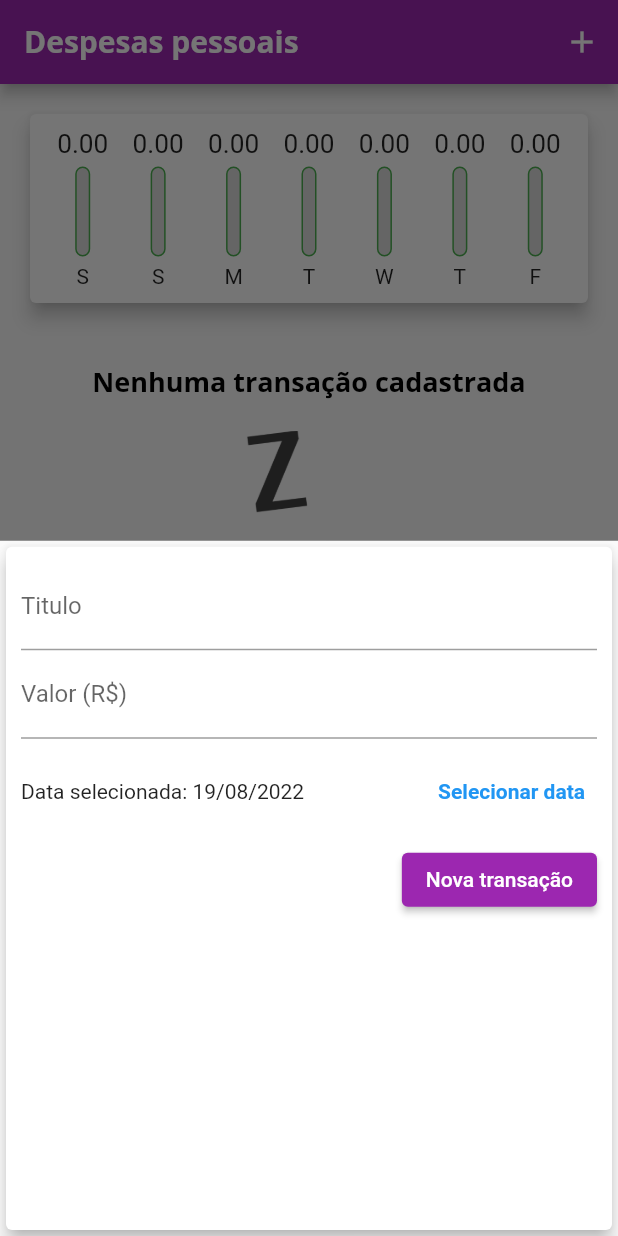
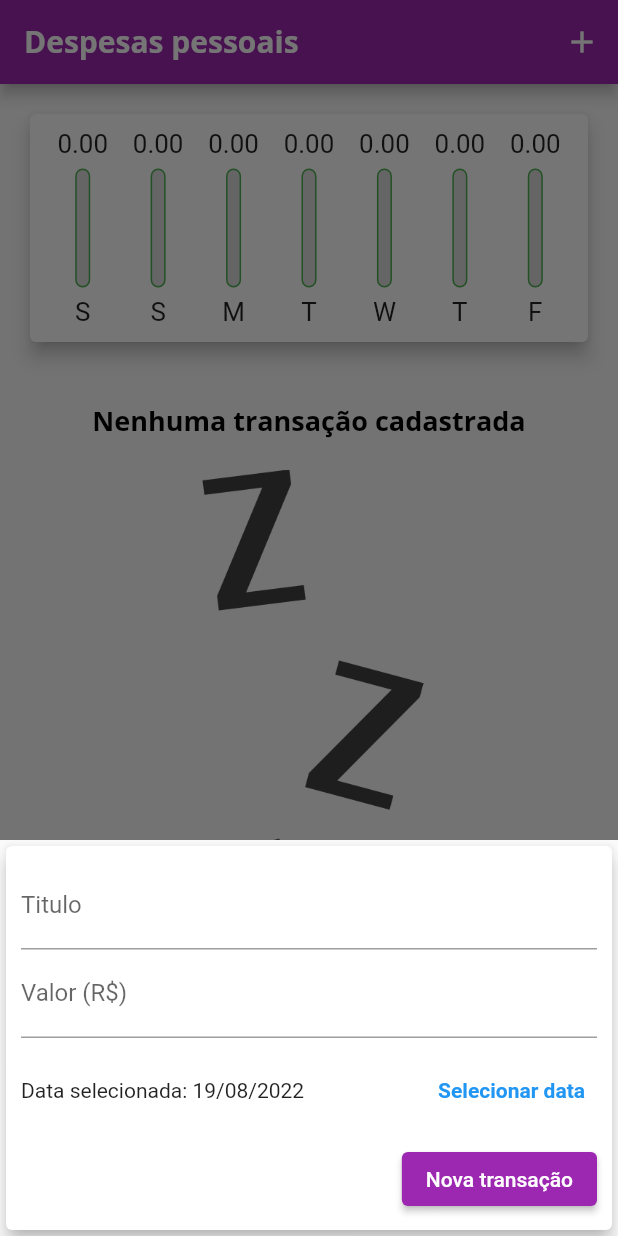
Before and after one commit to joaob19/expenses, a Flutter app: the screen it shows after launch, after a tap on the "add" icon, on a phone screen of 412 x 824 dp. Run offline on Flutter 3.47's test engine with Material 2 defaults, Android fonts, the phone set to English and light mode, and no system bars.

Commit message:
Added responsiveness and adaptability to the application, including bug fixes

```diff
--- /dev/null
+++ b/lib/components/adaptive_button.dart
@@ -0,0 +1,29 @@
+import 'package:flutter/cupertino.dart';
+import 'package:flutter/material.dart';
+import 'dart:io';
+
+class AdaptiveButton extends StatelessWidget {
+  final String label;
+  final void Function() onPressed;
+
+  const AdaptiveButton({
+    Key? key,
+    required this.label,
+    required this.onPressed,
+  }) : super(key: key);
+
+  @override
+  Widget build(BuildContext context) {
+    return Platform.isIOS
+        ? CupertinoButton(
+            padding: const EdgeInsets.symmetric(horizontal: 20),
+            color: Theme.of(context).primaryColor,
+            onPressed: onPressed,
+            child: Text(label),
+          )
+        : ElevatedButton(
+            onPressed: onPressed,
+            child: Text(label),
+          );
+  }
+}
--- /dev/null
+++ b/lib/components/adaptive_date_picker.dart
@@ -0,0 +1,66 @@
+import 'dart:io';
+import 'package:flutter/material.dart';
+import 'package:flutter/cupertino.dart';
+import 'package:intl/intl.dart';
+
+class AdaptiveDatePicker extends StatelessWidget {
+  final DateTime selectedDate;
+  final void Function(DateTime date) onDateChange;
+
+  const AdaptiveDatePicker({
+    Key? key,
+    required this.selectedDate,
+    required this.onDateChange,
+  }) : super(key: key);
+
+  Future<void> _showDatePicker(BuildContext context) async {
+    final pickedDate = await showDatePicker(
+      context: context,
+      initialDate: DateTime.now(),
+      firstDate: DateTime(2021),
+      lastDate: DateTime.now(),
+    );
+
+    if (pickedDate != null) {
+      onDateChange(pickedDate);
+    }
+  }
+
+  @override
+  Widget build(BuildContext context) {
+    return Platform.isIOS
+        ? Container(
+            height: 180,
+            padding: const EdgeInsets.symmetric(vertical: 10),
+            child: CupertinoDatePicker(
+              mode: CupertinoDatePickerMode.date,
+              initialDateTime: selectedDate,
+              maximumDate: DateTime(2050),
+              minimumDate: DateTime(2021),
+              onDateTimeChanged: onDateChange,
+            ),
+          )
+        : SizedBox(
+            height: 70,
+            child: Row(
+              children: [
+                Expanded(
+                  child: Text(
+                    'Data selecionada: ${DateFormat('dd/MM/yyyy').format(selectedDate)}',
+                  ),
+                ),
+                TextButton(
+                  onPressed: () => _showDatePicker(context),
+                  child: Text(
+                    'Selecionar data',
+                    style: TextStyle(
+                      color: Theme.of(context).primaryColor,
+                      fontWeight: FontWeight.bold,
+                    ),
+                  ),
+                ),
+              ],
+            ),
+          );
+  }
+}
--- /dev/null
+++ b/lib/components/adaptive_text_field.dart
@@ -0,0 +1,44 @@
+import 'dart:io';
+import 'package:flutter/cupertino.dart';
+import 'package:flutter/material.dart';
+
+class AdaptiveTextField extends StatelessWidget {
+  final String? labelText;
+  final TextInputType? keyboardType;
+  final TextEditingController? controller;
+  final void Function(String)? onSubmitted;
+
+  const AdaptiveTextField({
+    Key? key,
+    this.labelText,
+    this.keyboardType,
+    this.controller,
+    this.onSubmitted,
+  }) : super(key: key);
+
+  @override
+  Widget build(BuildContext context) {
+    return Platform.isIOS
+        ? Padding(
+            padding: const EdgeInsets.only(bottom: 10),
+            child: CupertinoTextField(
+              padding: const EdgeInsets.symmetric(
+                horizontal: 5,
+                vertical: 12,
+              ),
+              controller: controller,
+              keyboardType: keyboardType,
+              placeholder: labelText,
+              onSubmitted: onSubmitted,
+            ),
+          )
+        : TextField(
+            controller: controller,
+            keyboardType: keyboardType,
+            decoration: InputDecoration(
+              labelText: labelText,
+            ),
+            onSubmitted: onSubmitted,
+          );
+  }
+}
--- a/lib/components/chart.dart
+++ b/lib/components/chart.dart
@@ -19,18 +19,18 @@ class Chart extends StatelessWidget {
 
       double totalSom = 0.00;
 
-      for (int i = 0; i < recentTransactions.length; i++) {
-        bool sameDay = recentTransactions[i].date.day == weekDay.day;
-        bool sameMonth = recentTransactions[i].date.month == weekDay.month;
-        bool sameYear = recentTransactions[i].date.year == weekDay.year;
+      for (var transaction in recentTransactions) {
+        bool sameDay = transaction.date.day == weekDay.day;
+        bool sameMonth = transaction.date.month == weekDay.month;
+        bool sameYear = transaction.date.year == weekDay.year;
 
         if (sameDay && sameMonth && sameYear) {
-          totalSom += recentTransactions[i].value;
+          totalSom += transaction.value;
         }
       }
 
       return {
-        'day': DateFormat.E().format(weekDay)[0],
+        'day': DateFormat.E().format(weekDay)[0].toUpperCase(),
         'value': totalSom,
       };
     }).reversed.toList();
--- a/lib/components/chart_bar.dart
+++ b/lib/components/chart_bar.dart
@@ -14,17 +14,19 @@ class ChartBar extends StatelessWidget {
 
   @override
   Widget build(BuildContext context) {
+    return LayoutBuilder(
+      builder: (context, constraints) {
         return Column(
           children: [
             SizedBox(
-          height: 20,
+              height: constraints.maxHeight * 0.15,
               child: FittedBox(
                 child: Text(value.toStringAsFixed(2)),
               ),
             ),
-        const SizedBox(height: 5),
+            SizedBox(height: constraints.maxHeight * 0.05),
             SizedBox(
-          height: 60,
+              height: constraints.maxHeight * 0.6,
               width: 10,
               child: Stack(
                 alignment: Alignment.bottomCenter,
@@ -51,9 +53,16 @@ class ChartBar extends StatelessWidget {
                 ],
               ),
             ),
-        const SizedBox(height: 5),
-        Text(label),
+            SizedBox(height: constraints.maxHeight * 0.05),
+            SizedBox(
+              height: constraints.maxHeight * 0.15,
+              child: FittedBox(
+                child: Text(label),
+              ),
+            ),
           ],
+        );
+      },
     );
   }
 }
--- a/lib/components/transaction_form.dart
+++ b/lib/components/transaction_form.dart
@@ -1,5 +1,8 @@
 import 'package:flutter/material.dart';
-import 'package:intl/intl.dart';
+
+import 'adaptive_button.dart';
+import 'adaptive_date_picker.dart';
+import 'adaptive_text_field.dart';
 
 class TransactionForm extends StatefulWidget {
   final void Function(String title, double value, DateTime date) onSubmit;
@@ -25,85 +28,56 @@ class _TransactionFormState extends State<TransactionForm> {
     widget.onSubmit(title, value, _selectedDate);
   }
 
-  Future<void> _showDatePicker() async {
-    final pickedDate = await showDatePicker(
-      context: context,
-      initialDate: DateTime.now(),
-      firstDate: DateTime(2021),
-      lastDate: DateTime.now(),
-    );
-
-    if (pickedDate != null) {
+  void _selectDate(DateTime date) {
     setState(() {
-        _selectedDate = pickedDate;
+      _selectedDate = date;
     });
-    }
   }
 
   @override
   Widget build(BuildContext context) {
-    return Card(
+    return SingleChildScrollView(
+      child: Card(
         elevation: 5,
         child: Padding(
-        padding: const EdgeInsets.all(10),
+          padding: EdgeInsets.only(
+            top: 10,
+            right: 10,
+            left: 10,
+            bottom: 10 + MediaQuery.of(context).viewInsets.bottom,
+          ),
           child: Column(
             children: [
-            TextField(
+              AdaptiveTextField(
                 controller: _titleController,
-              decoration: const InputDecoration(
                 labelText: 'Titulo',
-              ),
                 onSubmitted: (_) => _submitForm(),
               ),
-            TextField(
+              AdaptiveTextField(
                 controller: _valueController,
                 keyboardType: const TextInputType.numberWithOptions(
                   decimal: true,
                 ),
-              decoration: const InputDecoration(
                 labelText: 'Valor (R\$)',
-              ),
                 onSubmitted: (_) => _submitForm(),
               ),
-            SizedBox(
-              height: 70,
-              child: Row(
-                children: [
-                  Expanded(
-                    child: Text(
-                      'Data selecionada: ${DateFormat('dd/MM/yyyy').format(_selectedDate)}',
-                    ),
-                  ),
-                  TextButton(
-                    onPressed: () => _showDatePicker(),
-                    child: Text(
-                      'Selecionar data',
-                      style: TextStyle(
-                        color: Theme.of(context).primaryColor,
-                        fontWeight: FontWeight.bold,
-                      ),
-                    ),
-                  ),
-                ],
-              ),
+              AdaptiveDatePicker(
+                selectedDate: _selectedDate,
+                onDateChange: _selectDate,
               ),
               Row(
                 mainAxisAlignment: MainAxisAlignment.end,
                 children: [
-                ElevatedButton(
+                  AdaptiveButton(
                     onPressed: _submitForm,
-                  child: const Text(
-                    'Nova transação',
-                    style: TextStyle(
-                      color: Colors.white,
-                    ),
-                  ),
+                    label: 'Nova transação',
                   ),
                 ],
               ),
             ],
           ),
         ),
+      ),
     );
   }
 }
--- a/lib/components/transaction_list.dart
+++ b/lib/components/transaction_list.dart
@@ -16,9 +16,10 @@ class TransactionList extends StatelessWidget {
   @override
   Widget build(BuildContext context) {
     return SizedBox(
-      height: 800,
       child: transactions.isEmpty
-          ? Column(
+          ? LayoutBuilder(
+              builder: (context, constraints) {
+                return Column(
                   children: [
                     Container(
                       margin: const EdgeInsets.symmetric(vertical: 20),
@@ -28,13 +29,15 @@ class TransactionList extends StatelessWidget {
                       ),
                     ),
                     SizedBox(
-                  height: 200,
+                      height: constraints.maxHeight * 0.6,
                       child: Image.asset(
                         'assets/images/waiting.png',
                         fit: BoxFit.cover,
                       ),
                     ),
                   ],
+                );
+              },
             )
           : ListView.builder(
               itemCount: transactions.length,
@@ -61,14 +64,28 @@ class TransactionList extends StatelessWidget {
                       style: Theme.of(context).textTheme.headline6,
                     ),
                     subtitle: Text(
-                      DateFormat('dMMMy').format(transaction.date),
+                      DateFormat('d MMM y').format(transaction.date),
                     ),
-                    trailing: IconButton(
+                    trailing: MediaQuery.of(context).size.width < 400
+                        ? IconButton(
                             icon: Icon(
                               Icons.delete,
                               color: Theme.of(context).errorColor,
                             ),
                             onPressed: () => onDelete(transaction.id),
+                          )
+                        : TextButton.icon(
+                            onPressed: () => onDelete(transaction.id),
+                            icon: Icon(
+                              Icons.delete,
+                              color: Theme.of(context).errorColor,
+                            ),
+                            label: Text(
+                              'Excluir',
+                              style: TextStyle(
+                                color: Theme.of(context).errorColor,
+                              ),
+                            ),
                           ),
                   ),
                 );
--- a/lib/main.dart
+++ b/lib/main.dart
@@ -1,13 +1,21 @@
+import 'dart:io';
 import 'dart:math';
 
 import 'package:expenses/components/chart.dart';
 import 'package:expenses/components/transaction_form.dart';
+import 'package:flutter/cupertino.dart';
 import 'package:flutter/material.dart';
+import 'package:flutter_localizations/flutter_localizations.dart';
+import 'package:intl/intl.dart';
+import 'package:intl/intl_standalone.dart';
 
 import 'components/transaction_list.dart';
 import 'models/transaction.dart';
 
-main() => runApp(const ExpensesApp());
+Future<void> main() async {
+  Intl.systemLocale = await findSystemLocale();
+  runApp(const ExpensesApp());
+}
 
 class ExpensesApp extends StatelessWidget {
   const ExpensesApp({Key? key}) : super(key: key);
@@ -17,6 +25,17 @@ class ExpensesApp extends StatelessWidget {
     final ThemeData theme = ThemeData();
 
     return MaterialApp(
+      title: 'Despesas pessoais',
+      localizationsDelegates: const [
+        GlobalMaterialLocalizations.delegate,
+        GlobalWidgetsLocalizations.delegate,
+        GlobalCupertinoLocalizations.delegate,
+      ],
+      supportedLocales: const [
+        Locale('en', ''),
+        Locale('es', ''),
+        Locale('pt', 'BR'),
+      ],
       home: const MyHomePage(),
       theme: theme.copyWith(
         colorScheme: theme.colorScheme.copyWith(
@@ -51,6 +70,8 @@ class MyHomePage extends StatefulWidget {
 }
 
 class _MyHomePageState extends State<MyHomePage> {
+  bool _showChart = false;
+  final _isIOS = Platform.isIOS;
   final List<Transaction> _transactions = [];
 
   List<Transaction> get _recentTransactions {
@@ -95,36 +116,96 @@ class _MyHomePageState extends State<MyHomePage> {
     );
   }
 
+  Widget _getIconButton({
+    required IconData icon,
+    required Function() onPressed,
+  }) {
+    return _isIOS
+        ? GestureDetector(onTap: onPressed, child: Icon(icon))
+        : IconButton(icon: Icon(icon), onPressed: onPressed);
+  }
+
   @override
   Widget build(BuildContext context) {
-    return Scaffold(
-      appBar: AppBar(
-        title: const Text('Despesas pessoais'),
-        actions: [
-          IconButton(
-            onPressed: () => _openTransactionFormModal(context),
-            icon: const Icon(Icons.add),
-          ),
-        ],
+    final mediaQuery = MediaQuery.of(context);
+    final isLandscape = mediaQuery.orientation == Orientation.landscape;
+
+    final listIcon = _isIOS ? CupertinoIcons.list_bullet : Icons.list;
+    final chartIcon =
+        _isIOS ? CupertinoIcons.chart_bar_alt_fill : Icons.show_chart;
+
+    final actions = [
+      if (isLandscape)
+        _getIconButton(
+          onPressed: () {
+            setState(() {
+              _showChart = !_showChart;
+            });
+          },
+          icon: _showChart ? listIcon : chartIcon,
+        ),
+      _getIconButton(
+        onPressed: () => _openTransactionFormModal(context),
+        icon: _isIOS ? CupertinoIcons.add : Icons.add,
       ),
-      floatingActionButton: FloatingActionButton(
-        onPressed: () => _openTransactionFormModal(context),
-        child: const Icon(Icons.add),
-      ),
-      floatingActionButtonLocation: FloatingActionButtonLocation.centerFloat,
-      body: SingleChildScrollView(
+    ];
+
+    final appBar = AppBar(
+      title: const Text('Despesas pessoais'),
+      actions: actions,
+    );
+
+    final availableHeight = (mediaQuery.size.height) -
+        appBar.preferredSize.height -
+        mediaQuery.padding.top;
+
+    final bodyPage = SafeArea(
+      child: SingleChildScrollView(
         child: Column(
+          crossAxisAlignment: CrossAxisAlignment.stretch,
           children: [
-            Chart(
-              recentTransactions: _recentTransactions,
-            ),
-            TransactionList(
-              transactions: _transactions,
-              onDelete: _removeTransaction,
-            ),
+            if (_showChart || !isLandscape)
+              SizedBox(
+                height: availableHeight * (isLandscape ? 0.70 : 0.25),
+                child: Chart(
+                  recentTransactions: _recentTransactions,
+                ),
+              ),
+            if (!_showChart || !isLandscape)
+              SizedBox(
+                height: availableHeight * (isLandscape ? 1 : 0.75),
+                child: TransactionList(
+                  transactions: _transactions,
+                  onDelete: _removeTransaction,
+                ),
+              ),
           ],
         ),
       ),
     );
+
+    return _isIOS
+        ? CupertinoPageScaffold(
+            navigationBar: CupertinoNavigationBar(
+              middle: const Text('Despesas Pessoais'),
+              trailing: Row(
+                mainAxisSize: MainAxisSize.min,
+                children: actions,
+              ),
+            ),
+            child: bodyPage,
+          )
+        : Scaffold(
+            appBar: appBar,
+            floatingActionButton: _isIOS
+                ? Container()
+                : FloatingActionButton(
+                    onPressed: () => _openTransactionFormModal(context),
+                    child: const Icon(Icons.add),
+                  ),
+            floatingActionButtonLocation:
+                FloatingActionButtonLocation.centerFloat,
+            body: bodyPage,
+          );
   }
 }
--- a/pubspec.yaml
+++ b/pubspec.yaml
@@ -10,6 +10,8 @@ dependencies:
   flutter:
     sdk: flutter
   intl: ^0.17.0
+  flutter_localizations:
+    sdk: flutter
 
   cupertino_icons: ^1.0.2
 
```
Also changed, not shown: pubspec.lock. Lines whose indentation alone changed are shown as unchanged.
